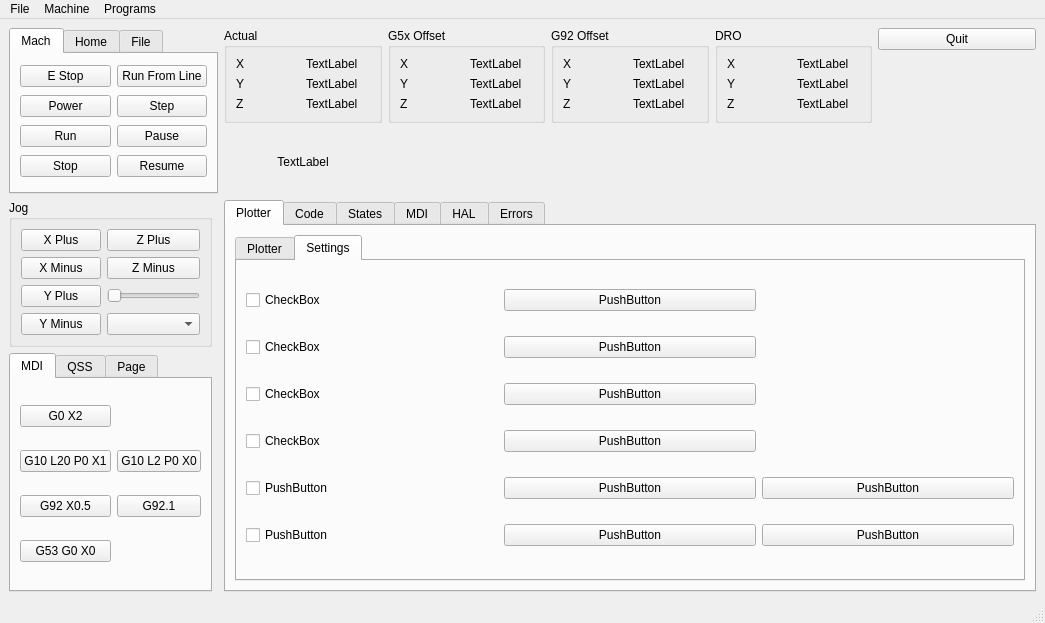
tlight9/testgui, file examples/testgui/test.ui: the form before one commit.
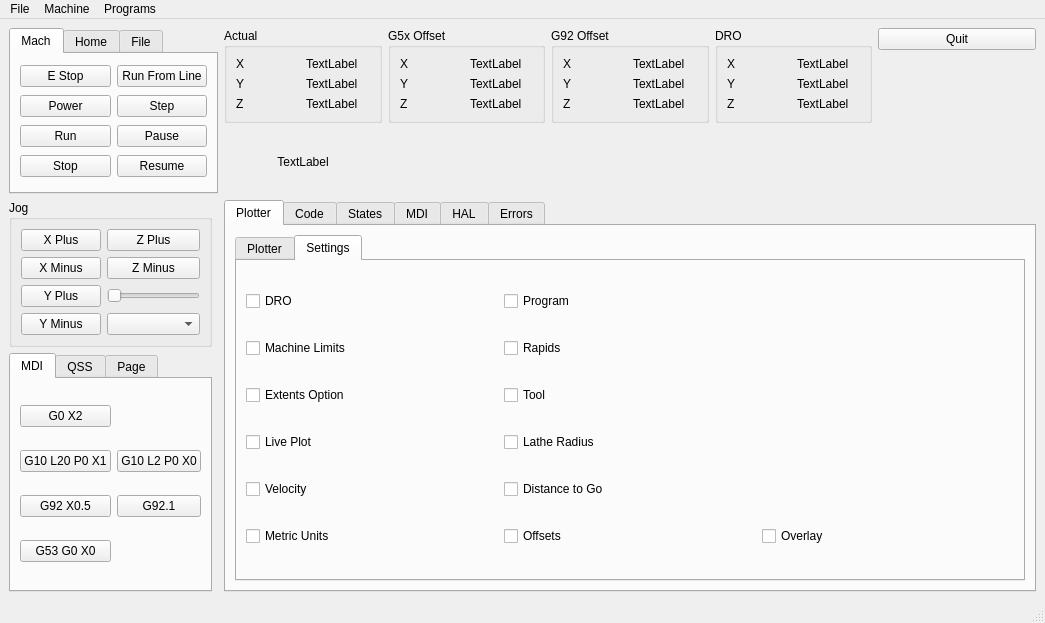
The form after the commit. The open tabs and pages were chosen to show the change.

What changed in the file:
```diff
--- a/examples/testgui/test.ui
+++ b/examples/testgui/test.ui
@@ -384,101 +384,94 @@
             <string>Settings</string>
            </attribute>
            <layout class="QGridLayout" name="gridLayout_17">
+            <item row="0" column="0">
+             <widget class="QCheckBox" name="view_dro_cb">
+              <property name="text">
+               <string>DRO</string>
+              </property>
+             </widget>
+            </item>
+            <item row="1" column="0">
+             <widget class="QCheckBox" name="view_limits_cb">
+              <property name="text">
+               <string>Machine Limits</string>
+              </property>
+             </widget>
+            </item>
+            <item row="2" column="0">
+             <widget class="QCheckBox" name="view_extents_option_cb">
+              <property name="text">
+               <string>Extents Option</string>
+              </property>
+             </widget>
+            </item>
+            <item row="3" column="0">
+             <widget class="QCheckBox" name="view_live_plot_cb">
+              <property name="text">
+               <string>Live Plot</string>
+              </property>
+             </widget>
+            </item>
+            <item row="4" column="0">
+             <widget class="QCheckBox" name="view_velocity_cb">
+              <property name="text">
+               <string>Velocity</string>
+              </property>
+             </widget>
+            </item>
+            <item row="5" column="0">
+             <widget class="QCheckBox" name="view_metric_units_cb">
+              <property name="text">
+               <string>Metric Units</string>
+              </property>
+             </widget>
+            </item>
             <item row="0" column="1">
-             <widget class="QPushButton" name="pushButton_21">
+             <widget class="QCheckBox" name="view_program_cb">
               <property name="text">
-               <string>PushButton</string>
+               <string>Program</string>
               </property>
              </widget>
             </item>
             <item row="1" column="1">
-             <widget class="QPushButton" name="pushButton_23">
+             <widget class="QCheckBox" name="view_rapids_cb">
               <property name="text">
-               <string>PushButton</string>
+               <string>Rapids</string>
               </property>
              </widget>
             </item>
             <item row="2" column="1">
-             <widget class="QPushButton" name="pushButton_20">
+             <widget class="QCheckBox" name="view_tool_cb">
               <property name="text">
-               <string>PushButton</string>
+               <string>Tool</string>
               </property>
              </widget>
             </item>
             <item row="3" column="1">
-             <widget class="QPushButton" name="pushButton_22">
+             <widget class="QCheckBox" name="view_lathe_radius_cb">
               <property name="text">
-               <string>PushButton</string>
+               <string>Lathe Radius</string>
               </property>
              </widget>
             </item>
             <item row="4" column="1">
-             <widget class="QPushButton" name="pushButton_24">
+             <widget class="QCheckBox" name="view_dtg_cb">
               <property name="text">
-               <string>PushButton</string>
-              </property>
-             </widget>
-            </item>
-            <item row="4" column="2">
-             <widget class="QPushButton" name="pushButton_26">
-              <property name="text">
-               <string>PushButton</string>
+               <string>Distance to Go</string>
               </property>
              </widget>
             </item>
             <item row="5" column="1">
-             <widget class="QPushButton" name="pushButton_19">
+             <widget class="QCheckBox" name="view_offsets_cb">
               <property name="text">
-               <string>PushButton</string>
+               <string>Offsets</string>
               </property>
              </widget>
             </item>
             <item row="5" column="2">
-             <widget class="QPushButton" name="pushButton_25">
+             <widget class="QCheckBox" name="view_overlay_cb">
               <property name="text">
-               <string>PushButton</string>
-              </property>
-             </widget>
-            </item>
-            <item row="0" column="0">
-             <widget class="QCheckBox" name="checkBox">
-              <property name="text">
-               <string>CheckBox</string>
-              </property>
-             </widget>
-            </item>
-            <item row="1" column="0">
-             <widget class="QCheckBox" name="checkBox_2">
-              <property name="text">
-               <string>CheckBox</string>
-              </property>
-             </widget>
-            </item>
-            <item row="2" column="0">
-             <widget class="QCheckBox" name="checkBox_3">
-              <property name="text">
-               <string>CheckBox</string>
-              </property>
-             </widget>
-            </item>
-            <item row="3" column="0">
-             <widget class="QCheckBox" name="checkBox_4">
-              <property name="text">
-               <string>CheckBox</string>
-              </property>
-             </widget>
-            </item>
-            <item row="4" column="0">
-             <widget class="QCheckBox" name="checkBox_17">
-              <property name="text">
-               <string>PushButton</string>
-              </property>
-             </widget>
-            </item>
-            <item row="5" column="0">
-             <widget class="QCheckBox" name="checkBox_18">
-              <property name="text">
-               <string>PushButton</string>
+               <string>Overlay</string>
               </property>
              </widget>
             </item>
```
Left out of the diff: 2 changed lines with no effect on the pictures.
